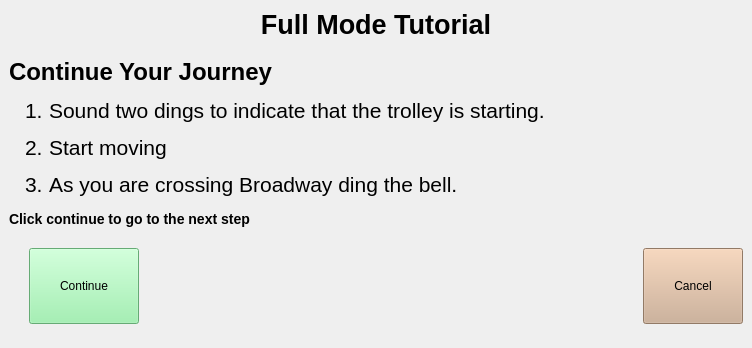
Qt form full.3.ui (oualline/trolley.sim) before a commit.
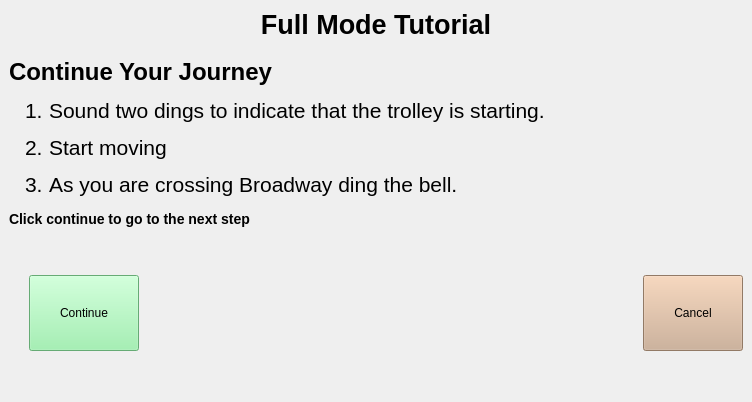
The same form after that commit.

```diff
--- a/full.3.ui
+++ b/full.3.ui
@@ -10,7 +10,7 @@
     <x>0</x>
     <y>0</y>
     <width>752</width>
-    <height>348</height>
+    <height>402</height>
    </rect>
   </property>
   <property name="windowTitle">
```
